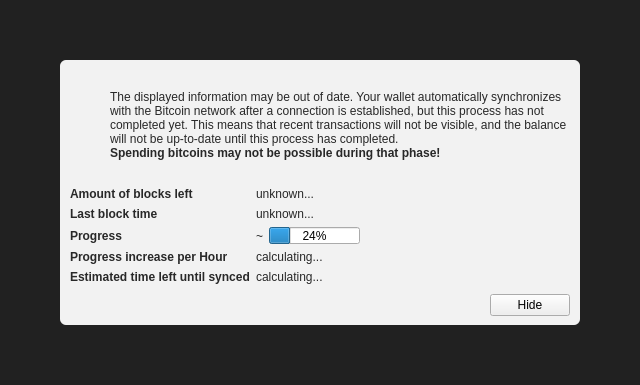
This is src/qt/forms/modaloverlay.ui in raffermeko/bitcoin as Qt 5 draws it before an edit. The edited form follows.
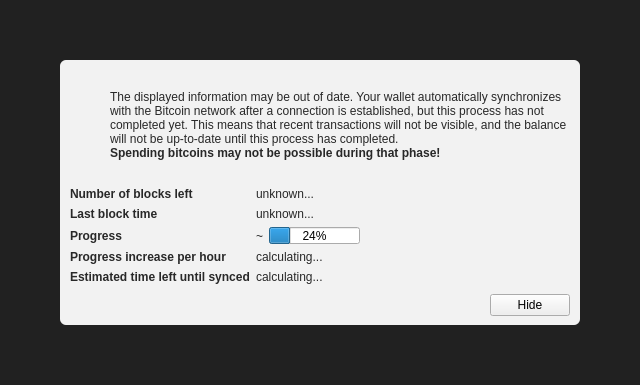
This is the edited form. Icons and pictures are not drawn. Custom widgets are drawn as their Qt base class.

Commit message: Trivial: Grammar and capitalization

Patch:
```diff
--- a/src/qt/forms/modaloverlay.ui
+++ b/src/qt/forms/modaloverlay.ui
@@ -212,7 +212,7 @@
               </font>
              </property>
              <property name="text">
-              <string>Amount of blocks left</string>
+              <string>Number of blocks left</string>
              </property>
             </widget>
            </item>
@@ -289,7 +289,7 @@
               </font>
              </property>
              <property name="text">
-              <string>Progress increase per Hour</string>
+              <string>Progress increase per hour</string>
              </property>
             </widget>
            </item>
```
Left out of the diff: 4 changed lines with no effect on the pictures. The commit also changes 1 other file.
